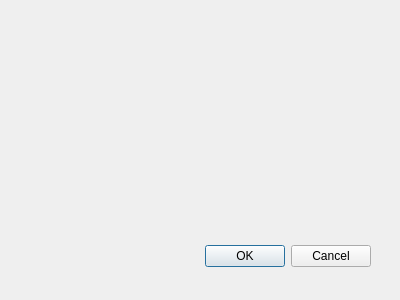
Qt form setroles.ui (eyagarrab5/livraison) before a commit.
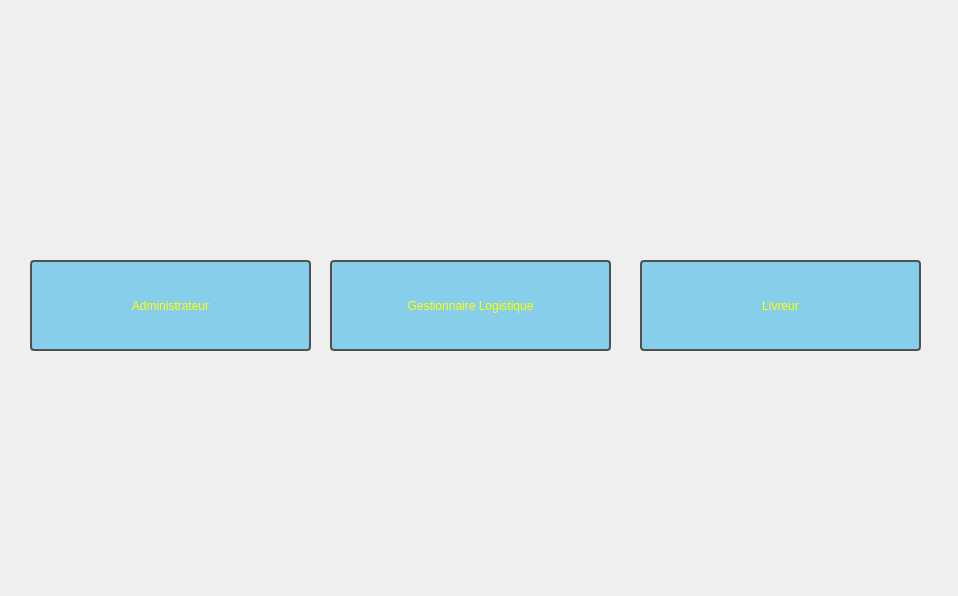
The same form after that commit.

```diff
--- a/setroles.ui
+++ b/setroles.ui
@@ -8,27 +8,131 @@
    <rect>
     <x>0</x>
     <y>0</y>
-    <width>400</width>
-    <height>300</height>
+    <width>958</width>
+    <height>596</height>
    </rect>
   </property>
   <property name="windowTitle">
    <string>Dialog</string>
   </property>
-  <widget name="buttonBox" class="QDialogButtonBox">
+  <widget class="QPushButton" name="btn_admin">
    <property name="geometry">
     <rect>
      <x>30</x>
-     <y>240</y>
-     <width>341</width>
-     <height>32</height>
+     <y>260</y>
+     <width>281</width>
+     <height>91</height>
     </rect>
    </property>
-   <property name="orientation">
-    <enum>Qt::Horizontal</enum>
+   <property name="styleSheet">
+    <string notr="true">QPushButton {
+    background-color: #87CEEB; /* Light blue: R: 135, G: 206, B: 235 */
+    border: 2px solid rgb(80, 80, 80); /* Dark grey: R: 80, G: 80, B: 80 */
+    color: rgb(255, 255, 0);
+    padding: 6px 12px; /* Adjust padding as needed */
+    border-radius: 4px;
+}
+
+/* Hover effect */
+QPushButton:hover {
+    background-color: #add8e6; /* Lighter shade of blue on hover */
+}
+
+/* Pressed effect */
+QPushButton:pressed {
+    background-color: #5F9EA0; /* Darker shade of blue on press */
+}
+
+/* Disabled state */
+QPushButton:disabled {
+    background-color: #d3d3d3; /* Light grey for disabled state */
+    border: 2px solid #a9a9a9; /* Dark grey border for disabled state */
+    color: #696969; /* Dark grey text for disabled state */
+}
+</string>
    </property>
-   <property name="standardButtons">
-    <set>QDialogButtonBox::Cancel|QDialogButtonBox::Ok</set>
+   <property name="text">
+    <string>Administrateur</string>
+   </property>
+  </widget>
+  <widget class="QPushButton" name="btn_logistique">
+   <property name="geometry">
+    <rect>
+     <x>330</x>
+     <y>260</y>
+     <width>281</width>
+     <height>91</height>
+    </rect>
+   </property>
+   <property name="styleSheet">
+    <string notr="true">QPushButton {
+    background-color: #87CEEB; /* Light blue: R: 135, G: 206, B: 235 */
+    border: 2px solid rgb(80, 80, 80); /* Dark grey: R: 80, G: 80, B: 80 */
+    color: rgb(255, 255, 0);
+    padding: 6px 12px; /* Adjust padding as needed */
+    border-radius: 4px;
+}
+
+/* Hover effect */
+QPushButton:hover {
+    background-color: #add8e6; /* Lighter shade of blue on hover */
+}
+
+/* Pressed effect */
+QPushButton:pressed {
+    background-color: #5F9EA0; /* Darker shade of blue on press */
+}
+
+/* Disabled state */
+QPushButton:disabled {
+    background-color: #d3d3d3; /* Light grey for disabled state */
+    border: 2px solid #a9a9a9; /* Dark grey border for disabled state */
+    color: #696969; /* Dark grey text for disabled state */
+}
+</string>
+   </property>
+   <property name="text">
+    <string>Gestionnaire Logistique</string>
+   </property>
+  </widget>
+  <widget class="QPushButton" name="btn_livreur">
+   <property name="geometry">
+    <rect>
+     <x>640</x>
+     <y>260</y>
+     <width>281</width>
+     <height>91</height>
+    </rect>
+   </property>
+   <property name="styleSheet">
+    <string notr="true">QPushButton {
+    background-color: #87CEEB; /* Light blue: R: 135, G: 206, B: 235 */
+    border: 2px solid rgb(80, 80, 80); /* Dark grey: R: 80, G: 80, B: 80 */
+    color: rgb(255, 255, 0);
+    padding: 6px 12px; /* Adjust padding as needed */
+    border-radius: 4px;
+}
+
+/* Hover effect */
+QPushButton:hover {
+    background-color: #add8e6; /* Lighter shade of blue on hover */
+}
+
+/* Pressed effect */
+QPushButton:pressed {
+    background-color: #5F9EA0; /* Darker shade of blue on press */
+}
+
+/* Disabled state */
+QPushButton:disabled {
+    background-color: #d3d3d3; /* Light grey for disabled state */
+    border: 2px solid #a9a9a9; /* Dark grey border for disabled state */
+    color: #696969; /* Dark grey text for disabled state */
+}
+</string>
+   </property>
+   <property name="text">
+    <string>Livreur</string>
    </property>
   </widget>
  </widget>
```
Left out of the diff: 42 changed lines with no effect on the pictures.
